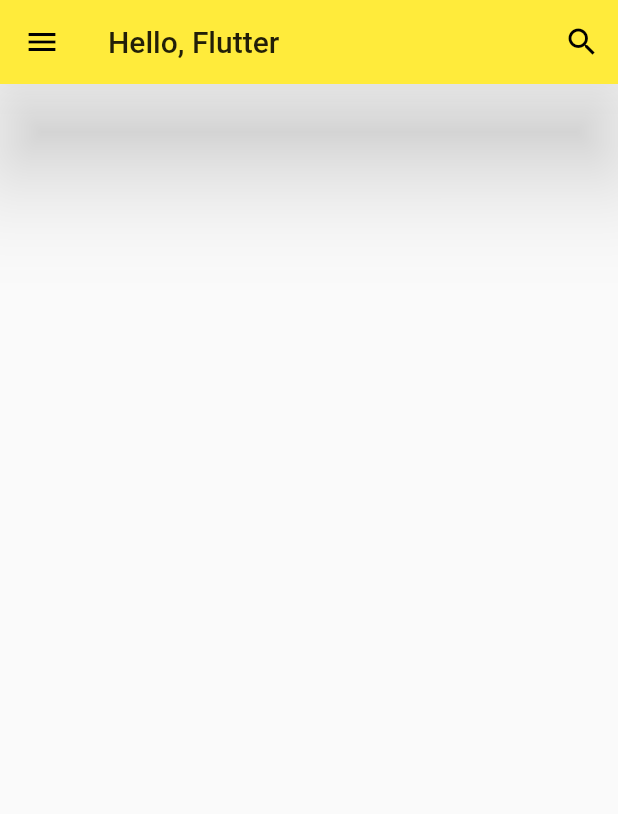
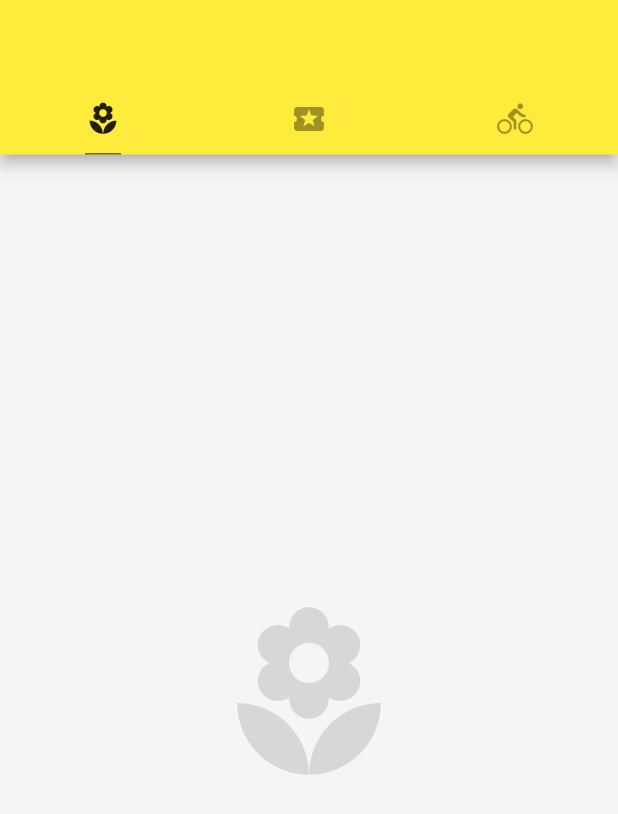
Before and after one commit to Kevinl7/flutter-learn, a Flutter app: the screen it shows after launch, on a phone screen of 412 x 824 dp. Shown: the top 814 px of the screen. Run offline on Flutter 3.47's test engine with Material 2 defaults, Android fonts, the phone set to English and light mode, and no system bars.

Commit message:
:sparkles: 新增tabs

```diff
--- a/lib/main.dart
+++ b/lib/main.dart
@@ -21,24 +21,32 @@ class App extends StatelessWidget {
 class Home extends StatelessWidget {
   @override
   Widget build(BuildContext context) {
-    return Scaffold(
-      appBar: AppBar(
-        leading: IconButton(
-          icon: Icon(Icons.menu),
-          tooltip: 'Navigration',
-          onPressed: () => debugPrint("menu"),
+    return DefaultTabController(
+      length: 3,
+      child: Scaffold(
+        backgroundColor: Colors.grey[100],
+        appBar: AppBar(
+          bottom: TabBar(
+            unselectedLabelColor: Colors.black38,
+            indicatorColor: Colors.black54,
+            indicatorSize: TabBarIndicatorSize.label,
+            indicatorWeight: 1.0,
+            tabs: <Widget>[
+              Tab(icon: Icon(Icons.local_florist)),
+              Tab(icon: Icon(Icons.local_activity)),
+              Tab(icon: Icon(Icons.directions_bike))
+            ]
+          ),
+
         ),
-        title: Text('Hello, Flutter'),
-        actions: <Widget>[
-          IconButton(
-            icon: Icon(Icons.search),
-            tooltip: 'search',
-            onPressed: () => debugPrint("search"),
-          )
-        ],
-        elevation: 30.0,
+        body: TabBarView(
+          children: <Widget>[
+            Icon(Icons.local_florist, size: 128, color: Colors.black12),
+            Icon(Icons.local_activity, size: 128, color: Colors.black12),
+            Icon(Icons.directions_bike, size: 128, color: Colors.black12)
+          ],
+        ),
       ),
-      body: null,
-    );
+      );
   }
 }
```
